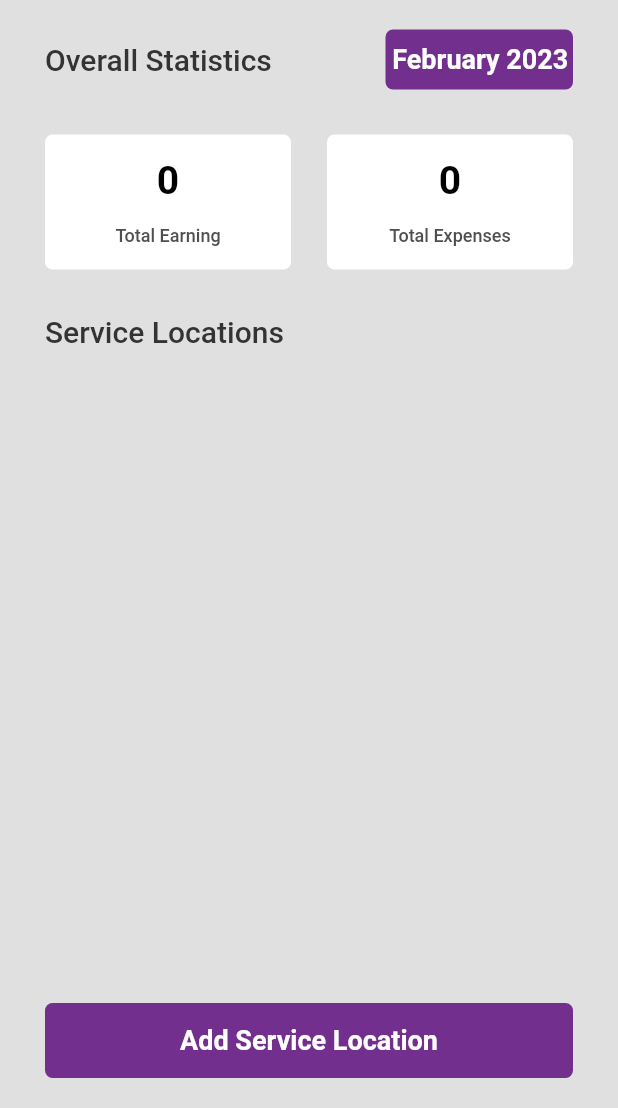
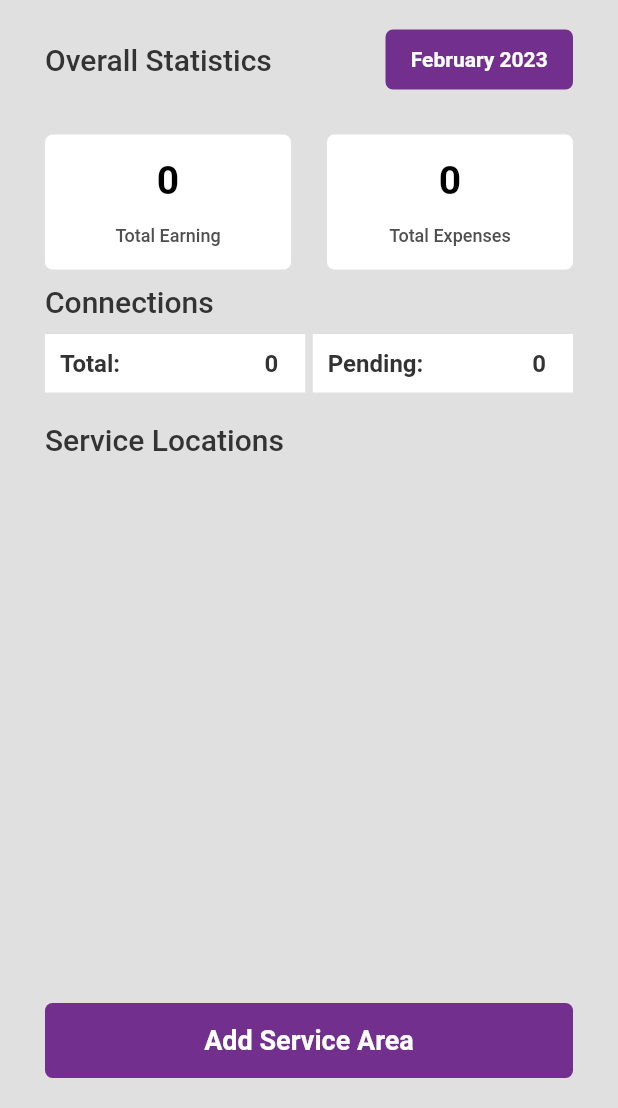
Before and after one commit to muhammadZohaibG/bnnetwork, a Flutter app: the screen it shows after launch, on a phone screen of 412 x 824 dp, the part 128-1236 px from its top. Run offline on Flutter 3.47's test engine with Material 2 defaults, Android fonts, the phone set to English and light mode, and no system bars; drawn by our look-alikes of shimmer; our stand-ins replace fluttertoast, sqflite; accounts and stored records are empty.

Commit message:
3Feb 2023

```diff
--- a/lib/DBHelpers/bills.dart
+++ b/lib/DBHelpers/bills.dart
@@ -5,6 +5,7 @@ import 'dart:developer';
 import 'package:b_networks/DBHelpers/b_network_db.dart';
 import 'package:b_networks/models/bill_model.dart';
 import 'package:b_networks/utils/const.dart';
+import 'package:sqflite/sqflite.dart';
 
 class Bills {
   static const String TABLE = 'Bills';
@@ -101,12 +102,22 @@ class Bills {
     return table;
   }
 
-  Future totalBillAmountPaid() async {
+  Future totalBillAmountPaid(
+      {required String? month, required String? year}) async {
     var dbClient = await DBHelper().db;
     var amount = await dbClient!.rawQuery(
-        'Select SUM($AMOUNT) as Total FROM $TABLE where $STATUS == "$paid"');
+        'Select SUM($AMOUNT) as Total FROM $TABLE where $STATUS == "$paid" and  $MONTH = "$month" and $YEAR = "$year"');
     log(amount[0]['Total'].toString());
 
     return amount[0]['Total'] ?? 0;
   }
+
+  Future totalPaidConnections(
+      {required String? month, required String? year}) async {
+    var dbClient = await DBHelper().db;
+    var total = Sqflite.firstIntValue(await dbClient!.rawQuery(
+        'Select Count(*) as total from $TABLE where $STATUS = "$paid" and  $MONTH = "$month" and $YEAR = "$year"'));
+    log('total paid : $total');
+    return total;
+  }
 }
--- a/lib/DBHelpers/expenses.dart
+++ b/lib/DBHelpers/expenses.dart
@@ -52,10 +52,10 @@ class Expenses {
     return id;
   }
 
-  Future totalExpenses() async {
+  Future totalExpenses({required String? month, required String? year}) async {
     var dbClient = await DBHelper().db;
-    var amount =
-        await dbClient!.rawQuery('Select SUM($AMOUNT) as Total FROM $TABLE');
+    var amount = await dbClient!.rawQuery(
+        'Select SUM($AMOUNT) as Total FROM $TABLE where $MONTH = "$month" and $YEAR = "$year"');
     log(amount[0]['Total'].toString());
 
     return amount[0]['Total'] ?? 0;
--- a/lib/app components/KCalendarButton.dart
+++ b/lib/app components/KCalendarButton.dart
@@ -25,7 +25,7 @@ class KCalendarButton extends StatelessWidget {
           " $currentMonth $currentYear ",
           maxLines: 1,
           style: TextStyle(
-              fontSize: 18,
+              fontSize: 14,
               color: kColors.buttonTextWhite,
               fontWeight: FontWeight.w700),
         ),
--- a/lib/views/home/components/components.dart
+++ b/lib/views/home/components/components.dart
@@ -6,6 +6,62 @@ import '../../../app components/kCityLongCard.dart';
 import '../../../utils/KColors.dart';
 
 class HomeScreenComponents {
+  Widget connectionsStatsRow(
+      {required int totalConnections, required int totalUnpaidConnections}) {
+    return Row(mainAxisAlignment: MainAxisAlignment.spaceEvenly, children: [
+      Expanded(
+        flex: 2,
+        child: Container(
+          color: Colors.white,
+          padding: const EdgeInsets.symmetric(horizontal: 10, vertical: 10),
+          child: Row(
+            mainAxisAlignment: MainAxisAlignment.spaceBetween,
+            children: [
+              Text(
+                'Total:',
+                style: TextStyle(
+                    fontSize: 16,
+                    color: kdarkGrey,
+                    fontWeight: FontWeight.w600),
+              ),
+              Text(
+                '$totalConnections  ',
+                style: TextStyle(
+                    fontSize: 16,
+                    color: kdarkGrey,
+                    fontWeight: FontWeight.w600),
+              ),
+            ],
+          ),
+        ),
+      ),
+      const SizedBox(width: 5),
+      Expanded(
+          flex: 2,
+          child: Container(
+              color: Colors.white,
+              padding: const EdgeInsets.symmetric(horizontal: 10, vertical: 10),
+              child: Row(
+                  mainAxisAlignment: MainAxisAlignment.spaceBetween,
+                  children: [
+                    Text(
+                      'Pending:',
+                      style: TextStyle(
+                          fontSize: 16,
+                          color: kdarkGrey,
+                          fontWeight: FontWeight.w600),
+                    ),
+                    Text(
+                      '$totalUnpaidConnections  ',
+                      style: TextStyle(
+                          fontSize: 16,
+                          color: kdarkGrey,
+                          fontWeight: FontWeight.w600),
+                    )
+                  ])))
+    ]);
+  }
+
   Widget shimmerList(BuildContext context) {
     return Shimmer.fromColors(
         enabled: true,
@@ -14,6 +70,7 @@ class HomeScreenComponents {
         child: ListView.builder(
           shrinkWrap: true,
           itemCount: 4,
+          padding: const EdgeInsets.all(0),
           physics: const NeverScrollableScrollPhysics(),
           itemBuilder: (context, index) => Padding(
             padding: const EdgeInsets.symmetric(vertical: 10),
--- a/lib/views/home/view/home_screen.dart
+++ b/lib/views/home/view/home_screen.dart
@@ -76,12 +76,26 @@ class _HomePageState extends State<HomePage> {
     await Future.delayed(const Duration(seconds: 2));
     WidgetsBinding.instance.addPostFrameCallback((_) async {
       // homeProvider.totalExpenseStream = homeProvider.calculateExpenses();
-      await homeProvider.calculateExpenses();
+      // await homeProvider.calculateExpenses();
       await homeProvider.getLocations();
-      await homeProvider.calculateTotalEarnings();
+      // await homeProvider.calculateTotalEarnings();
+      // await homeProvider.getConnectionsStats();
+      await getOverallStats();
     });
 
     //await locations.getLocations();
+  }
+
+  getOverallStats() async {
+    final homeProvider = Provider.of<HomeProvider>(context, listen: false);
+
+    WidgetsBinding.instance.addPostFrameCallback((_) async {
+      // homeProvider.totalExpenseStream = homeProvider.calculateExpenses();
+      await homeProvider.calculateExpenses();
+
+      await homeProvider.calculateTotalEarnings();
+      await homeProvider.getConnectionsStats();
+    });
   }
 
   @override
@@ -89,7 +103,6 @@ class _HomePageState extends State<HomePage> {
     return Scaffold(
         backgroundColor: KColors().screenBG,
         body: Consumer<HomeProvider>(builder: (context, homeProvider, child) {
-          //  homeProvider.getLocations();
           return Column(
             children: [
               const Padding(
@@ -108,40 +121,39 @@ class _HomePageState extends State<HomePage> {
                                   rightWidget: KCalendarButton(),
                                 ),
                                 const SizedBox(height: 20),
-                                // StreamBuilder(
-                                //   stream: homeProvider.totalExpenseStream,
-                                //   builder: (context, snapshot) {
-                                //     if (snapshot.connectionState ==
-                                //         ConnectionState.waiting) {
-                                //       return KStatsCards(
-                                //           totalEarning: 0, totalExpense: 0);
-                                //     }
-                                //     if (!snapshot.hasData ||
-                                //         (snapshot.data == null)) {
-                                //       return KStatsCards(
-                                //           totalEarning: 0, totalExpense: 0);
-                                //     }
-                                //     return KStatsCards(
-                                //         totalEarning: 0, totalExpense: 0);
-                                //   },
-                                // ),
                                 KStatsCards(
                                     totalEarning:
                                         homeProvider.totalEarnings!, //75000,
                                     totalExpense: homeProvider.totalExpenses!,
                                     earningOnTap: () {
                                       Navigator.push(
-                                          context,
-                                          MaterialPageRoute(
-                                              builder: (context) =>
-                                                  const ExpensesPage())).then(
-                                          (value) =>
-                                              homeProvider.calculateExpenses());
+                                              context,
+                                              MaterialPageRoute(
+                                                  builder: (context) =>
+                                                      const ExpensesPage()))
+                                          .then((value) => getOverallStats());
                                     }),
-                                const SizedBox(height: 30),
+                                const SizedBox(height: 10),
+                                GestureDetector(
+                                  onTap: () {
+                                    getOverallStats();
+                                  },
+                                  child: Text("Connections",
+                                      style: TextStyle(
+                                          fontSize: 20,
+                                          color: KColors().darkGrey,
+                                          fontWeight: FontWeight.w500)),
+                                ),
+                                const SizedBox(height: 10),
+                                HomeScreenComponents().connectionsStatsRow(
+                                    totalConnections:
+                                        homeProvider.totalActiveConnections!,
+                                    totalUnpaidConnections: homeProvider
+                                        .totalPendingPaymentConnections!),
+                                const SizedBox(height: 20),
                                 InkWell(
                                   onTap: () {
-                                    homeProvider.calculateExpenses();
+                                    getOverallStats();
                                   },
                                   child: Text(
                                     "Service Locations",
@@ -166,6 +178,7 @@ class _HomePageState extends State<HomePage> {
                                           )
                                         : ListView.builder(
                                             shrinkWrap: true,
+                                            padding: const EdgeInsets.all(0),
                                             physics:
                                                 const NeverScrollableScrollPhysics(),
                                             itemCount:
@@ -190,8 +203,8 @@ class _HomePageState extends State<HomePage> {
                                                                     .locations![
                                                                         index]
                                                                     .id))).then(
-                                                        (value) => homeProvider
-                                                            .calculateTotalEarnings());
+                                                        (value) =>
+                                                            getOverallStats());
                                                   },
                                                   child: KCityLongCard(
                                                       activeUsers: homeProvider
@@ -209,10 +222,10 @@ class _HomePageState extends State<HomePage> {
                                             })
                               ])))),
               KMainButton(
-                  text: "Add Service Location",
+                  text: "Add Service Area",
                   onPressed: () async {
-                    homeProvider.getLocations();
-                    /* KDialogBox().showDialogBox(
+                    // homeProvider.getLocations();
+                    KDialogBox().showDialogBox(
                         dialogBoxHeight: 154,
                         buttonText: "Add new",
                         onButtonPress: () async {
@@ -253,7 +266,7 @@ class _HomePageState extends State<HomePage> {
                               ],
                             ),
                           ),
-                        ]);*/
+                        ]);
                   }),
             ],
           );
```
Also changed, not shown: lib/DBHelpers/connections.dart (+29 -20 lines), lib/views/city_details/provider/city_detail_provider.dart (+14 -6 lines), lib/views/city_details/screen/city_details_screen.dart (+23 -12 lines), lib/views/home/provider/home_provider.dart (+44 -5 lines).
